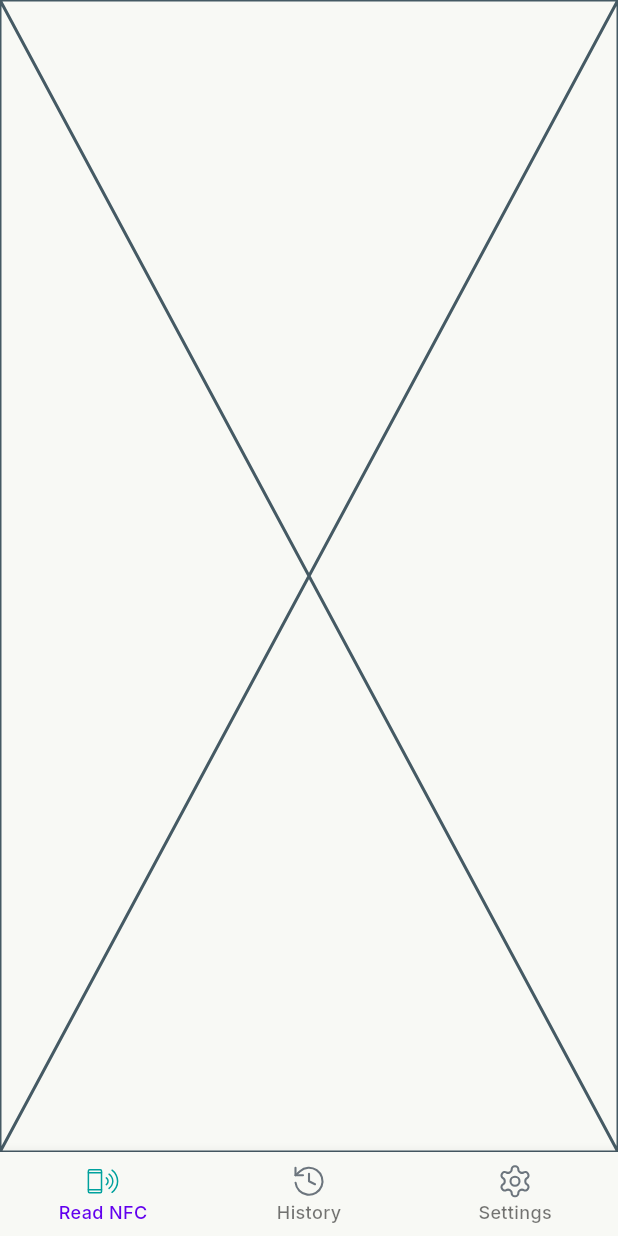
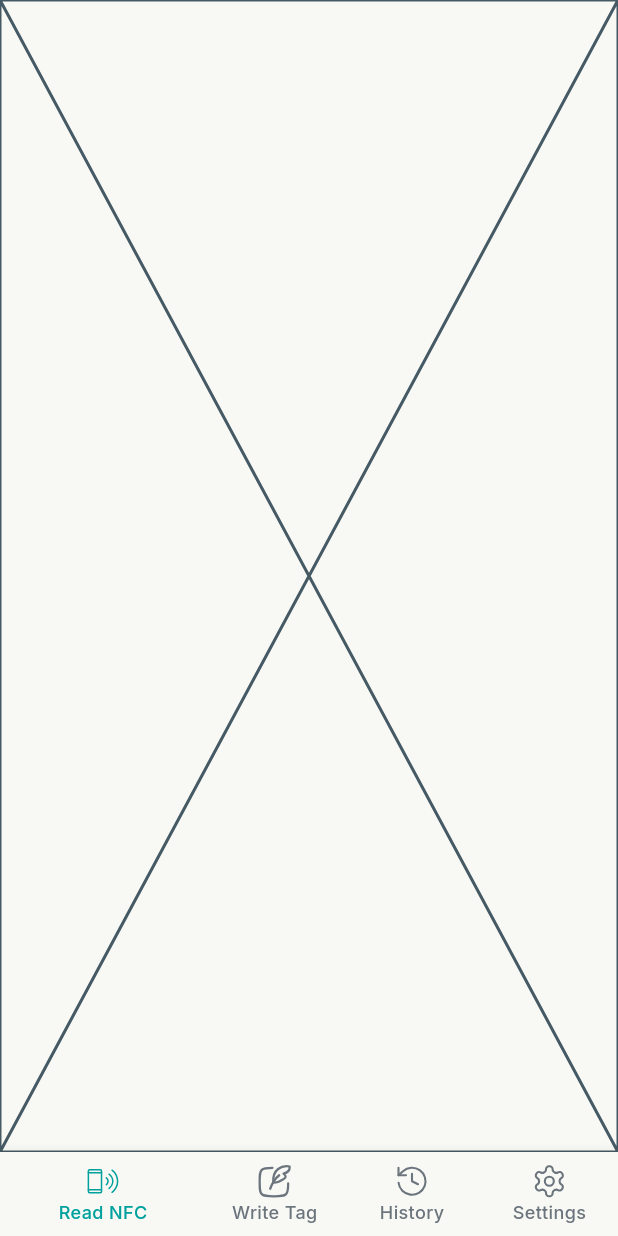
Before and after one commit to ezeanyimhenry/nfc_app_flutter, a Flutter app: the HomeScreen screen opened directly, on a phone screen of 412 x 824 dp. Run offline on Flutter 3.47's test engine with Material 3 defaults, Android fonts, the phone set to English and light mode, and no system bars; our stand-ins replace dropdown_search, flutter_dotenv, flutter_svg, google_fonts, google_generative_ai; missing offline and left inert: nfc_manager.

Commit message:
feat: added write tag menu

```diff
--- a/lib/presentation/screens/home.dart
+++ b/lib/presentation/screens/home.dart
@@ -1,6 +1,7 @@
 import 'package:flutter/material.dart';
 import 'package:nfc_app/presentation/screens/history_screen.dart';
 import 'package:nfc_app/presentation/screens/settings_screen.dart';
+import 'package:nfc_app/presentation/screens/write_nfc_screen.dart';
 import 'package:nfc_app/presentation/widgets/app_bottom_nav.dart';
 import 'package:provider/provider.dart';
 
@@ -11,6 +12,7 @@ class HomeScreen extends StatelessWidget {
   const HomeScreen({super.key});
   final List<Widget> _screens = const [
     ReadNFCScreen(),
+    WriteNFCScreen(),
     HistoryScreen(),
     SettingsScreen(),
   ];
--- /dev/null
+++ b/lib/presentation/screens/write_nfc_screen.dart
@@ -0,0 +1,10 @@
+import 'package:flutter/material.dart';
+
+class WriteNFCScreen extends StatelessWidget {
+  const WriteNFCScreen({super.key});
+
+  @override
+  Widget build(BuildContext context) {
+    return const Placeholder();
+  }
+}
--- a/lib/presentation/widgets/app_bottom_nav.dart
+++ b/lib/presentation/widgets/app_bottom_nav.dart
@@ -1,5 +1,6 @@
 import 'package:flutter/material.dart';
 import 'package:flutter_svg/svg.dart';
+import 'package:nfc_app/constants/app_colors.dart';
 import 'package:nfc_app/constants/app_textstyles.dart';
 import 'package:provider/provider.dart';
 
@@ -14,29 +15,37 @@ class AppBottomNav extends StatelessWidget {
     return Consumer<BottomNavigationProvider>(
         builder: (context, provider, child) {
       return BottomNavigationBar(
+        showUnselectedLabels: true,
         currentIndex: provider.currentIndex,
         onTap: (index) {
           provider.setIndex(index);
         },
         selectedLabelStyle: AppTextStyle.smallBodyTextActive,
         unselectedLabelStyle: AppTextStyle.smallBodyTextInactive,
+        selectedItemColor: AppColors.primaryColor,
+        unselectedItemColor: AppColors.secondaryTextColor,
         items: [
           BottomNavigationBarItem(
-            icon: SvgPicture.asset((selectedindex == 0)
-                ? 'assets/icons/svg/read_nfc_active.svg'
-                : 'assets/icons/svg/read_nfc_inactive.svg'),
+            activeIcon:
+                SvgPicture.asset('assets/icons/svg/read_nfc_active.svg'),
+            icon: SvgPicture.asset('assets/icons/svg/read_nfc_inactive.svg'),
             label: 'Read NFC',
           ),
           BottomNavigationBarItem(
-            icon: SvgPicture.asset((selectedindex == 1)
-                ? 'assets/icons/svg/history_active.svg'
-                : 'assets/icons/svg/history_inactive.svg'),
+            activeIcon:
+                SvgPicture.asset('assets/icons/svg/write_nfc_active.svg'),
+            icon: SvgPicture.asset('assets/icons/svg/write_nfc_inactive.svg'),
+            label: 'Write Tag',
+          ),
+          BottomNavigationBarItem(
+            activeIcon: SvgPicture.asset('assets/icons/svg/history_active.svg'),
+            icon: SvgPicture.asset('assets/icons/svg/history_inactive.svg'),
             label: 'History',
           ),
           BottomNavigationBarItem(
-            icon: SvgPicture.asset((selectedindex == 2)
-                ? 'assets/icons/svg/settings_active.svg'
-                : 'assets/icons/svg/settings_inactive.svg'),
+            activeIcon:
+                SvgPicture.asset('assets/icons/svg/settings_active.svg'),
+            icon: SvgPicture.asset('assets/icons/svg/settings_inactive.svg'),
             label: 'Settings',
           ),
         ],
```
Also changed, not shown: assets/icons/svg/write_nfc_active.svg (added), assets/icons/svg/write_nfc_inactive.svg (added), 1 other file.
